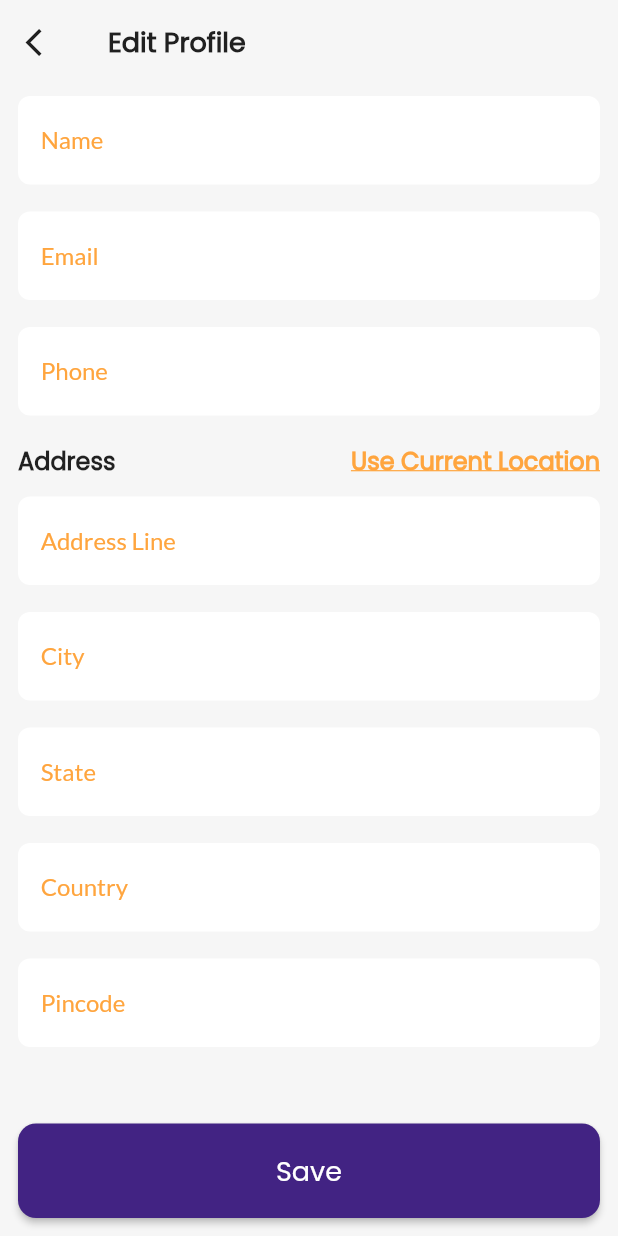
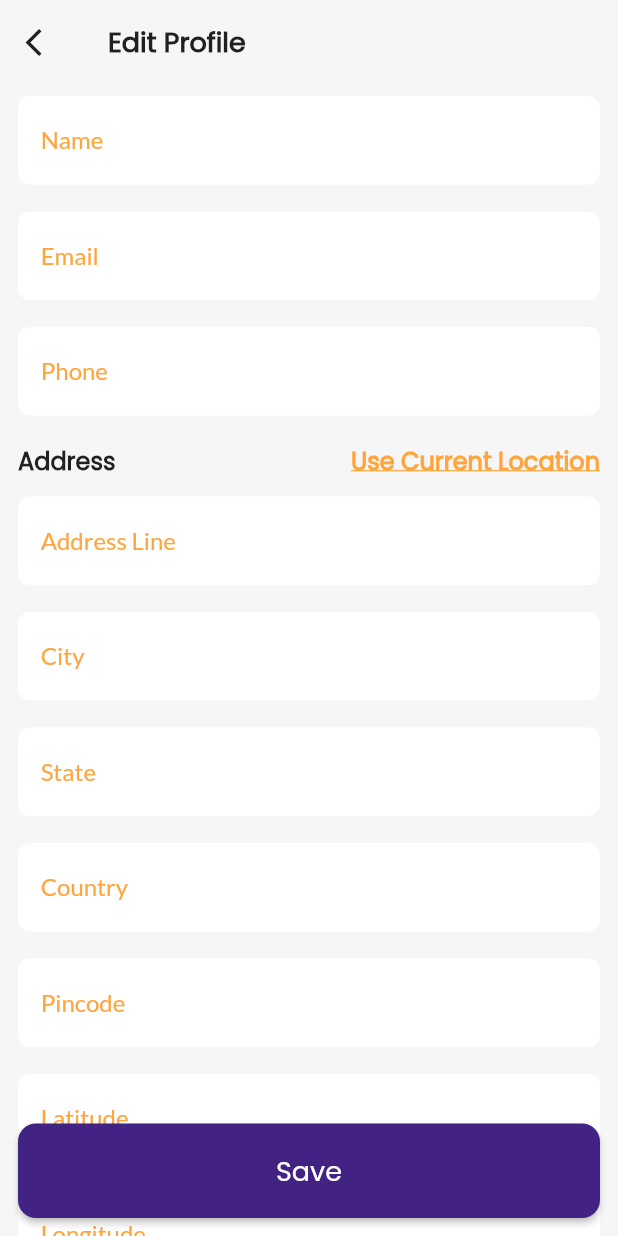
Before and after one commit to deepak252/pet-adopt-find-frontend, a Flutter app: the EditUserProfileScreen screen opened directly, on a phone screen of 412 x 824 dp. Run offline on Flutter 3.47's test engine with Material 2 defaults, Android fonts, the phone set to English and light mode, and no system bars; our stand-ins replace awesome_notifications, cached_network_image, carousel_slider, firebase_core, firebase_messaging, firebase_storage and 8 more; accounts and stored records are empty; network calls fail; statements that could not run were skipped.

Commit message:
Edit user address, bugs fix

```diff
--- a/lib/models/address.dart
+++ b/lib/models/address.dart
@@ -2,28 +2,34 @@
 
 class Address {
     Address({
-      required this.addressId,
+      this.addressId,
       this.addressLine,
       this.city,
       this.state,
       this.pincode,
-      this.coordinates,
+      this.country,
+      this.latitude,
+      this.longitude
     });
 
-    int addressId;
+    int? addressId;
     String? addressLine;
     String? city;
     String? state;
+    String? country;
     String? pincode;
-    String? coordinates;
+    double? latitude;
+    double? longitude;
 
     factory Address.fromJson(Map<String, dynamic> json) => Address(
         addressId: json["addressId"],
         addressLine: json["addressLine"],
         city: json["city"],
         state: json["state"],
+        country: json["country"],
         pincode: json["pincode"],
-        coordinates: json["coordinates"],
+        latitude: double.tryParse(json["latitude"]),
+        longitude: double.tryParse(json["longitude"]),
     );
 
     Map<String, dynamic> toJson() => {
@@ -31,7 +37,9 @@ class Address {
         "addressLine": addressLine,
         "city": city,
         "state": state,
+        "country": country,
         "pincode": pincode,
-        "coordinates": coordinates,
+        "latitude": latitude,
+        "longitude": longitude,
     };
 }
--- a/lib/models/location.dart
+++ b/lib/models/location.dart
@@ -6,8 +6,8 @@ class LocationModel {
   final String? city;
   final String? country;
   final String? pincode;
-  final double? longitude;
-  final double? latitude;
+  final double longitude;
+  final double latitude;
 
   LocationModel({
     this.name,
@@ -16,7 +16,7 @@ class LocationModel {
     this.city,
     this.country,
     this.pincode,
-    this.longitude,
-    this.latitude
+    required this.longitude,
+    required this.latitude
   });
 }
--- a/lib/models/user.dart
+++ b/lib/models/user.dart
@@ -1,3 +1,6 @@
+import 'dart:convert';
+import 'package:adopt_us/models/address.dart';
+
 class User {
   final int userId;
   String? token;
@@ -6,6 +9,7 @@ class User {
   String? mobile;
   String? profilePic;
   String? fcmToken;
+  Address? address;
   DateTime? createdAt;
   DateTime? updatedAt;
 
@@ -17,6 +21,7 @@ class User {
     this.mobile,
     this.profilePic,
     this.fcmToken,
+    this.address,
     this.createdAt,
     this.updatedAt,
   });
@@ -29,6 +34,9 @@ class User {
     mobile: json["mobile"],
     profilePic: json["profilePic"],
     fcmToken: json["fcmToken"],
+    address: json["address"]!=null
+    ? Address.fromJson(jsonDecode(json["address"]))
+    : null,
     createdAt: DateTime.tryParse(json["createdAt"]??''),
     updatedAt: DateTime.tryParse(json["updatedAt"]??''),
   );
@@ -41,6 +49,7 @@ class User {
     "mobile": mobile,
     "profilePic": profilePic,
     "fcmToken": fcmToken,
+    "address": address?.toJson(),
     "createdAt": createdAt?.toIso8601String(),
     "updatedAt": updatedAt?.toIso8601String(),
   };
@@ -53,6 +62,7 @@ class User {
     String? mobile,
     String? profilePic,
     String? fcmToken,
+    Address? address,
     DateTime? createdAt,
     DateTime? updatedAt,
   }) {
@@ -64,6 +74,7 @@ class User {
       mobile: mobile ?? this.mobile,
       profilePic: profilePic ?? this.profilePic,
       fcmToken: fcmToken ?? this.fcmToken,
+      address: address ?? this.address,
       createdAt: createdAt ?? this.createdAt,
       updatedAt: updatedAt ?? this.updatedAt,
     );
--- a/lib/screens/profile/edit_user_profile_screen.dart
+++ b/lib/screens/profile/edit_user_profile_screen.dart
@@ -31,6 +31,8 @@ class _EditUserProfileScreenState
   final TextEditingController _stateController = TextEditingController();
   final TextEditingController _pincodeController = TextEditingController();
   final TextEditingController _countryController = TextEditingController();
+  final TextEditingController _latController = TextEditingController();
+  final TextEditingController _lngController = TextEditingController();
 
   final _userController =Get.put(UserController());
 
@@ -46,9 +48,20 @@ class _EditUserProfileScreenState
   }
 
   void initControllers() {
-    _nameController.text = _userController.user?.fullName??'';
-    _phoneController.text = _userController.user?.mobile??'';
-    _emailController.text = _userController.user?.email??'';
+    final user = _userController.user!;
+    _nameController.text = user.fullName??'';
+    _phoneController.text = user.mobile??'';
+    _emailController.text = user.email??'';
+
+    if(user.address!=null){
+      _addrLineController.text = user.address?.addressLine??"";
+      _cityController.text = user.address?.city??"";
+      _stateController.text = user.address?.state??"";
+      _pincodeController.text = user.address?.pincode??"";
+      _countryController.text = user.address?.country??"";
+      _latController.text = user.address?.latitude?.toString()??"";
+      _lngController.text = user.address?.longitude?.toString()??"";
+    }
 
     // _nameController.selection = TextSelection.fromPosition(
     //     TextPosition(offset: _nameController.text.length));
@@ -68,6 +81,8 @@ class _EditUserProfileScreenState
     _stateController.dispose();
     _pincodeController.dispose();
     _countryController.dispose();
+    _latController.dispose();
+    _lngController.dispose();
     super.dispose();
   }
 
@@ -120,7 +135,14 @@ class _EditUserProfileScreenState
               bool result = await _userController.updateProfile({
                 "fullName" : _nameController.text,
                 "email" : _emailController.text,
-                "mobile" : _phoneController.text
+                "mobile" : _phoneController.text,
+                "addressLine" : _addrLineController.text,
+                "city" : _cityController.text,
+                "state" : _stateController.text,
+                "country" : _countryController.text,
+                "pincode" : _pincodeController.text,
+                "latitude" : double.parse(_latController.text),
+                "longitude" : double.parse(_latController.text),
               });
               if(mounted){
                 Navigator.pop(context); //Dismiss loading indicator
@@ -186,6 +208,8 @@ class _EditUserProfileScreenState
                         _stateController.text=location.state??'';
                         _countryController.text=location.country??'';
                         _pincodeController.text=location.pincode??'';
+                        _latController.text=location.latitude.toStringAsFixed(4);
+                        _lngController.text=location.longitude.toStringAsFixed(4);
                       });
 
                     }
@@ -241,6 +265,22 @@ class _EditUserProfileScreenState
               FilteringTextInputFormatter.digitsOnly
             ],
           ),
+          const SizedBox(height: 18,),
+          CustomTextField(
+            controller: _latController,
+            hintText: " Latitude",
+            validator: TextValidator.requiredText,
+            keyboardType: TextInputType.number,
+
+          ),
+          const SizedBox(height: 18,),
+          CustomTextField(
+            controller: _lngController,
+            hintText: " Longitude",
+            validator: TextValidator.requiredText,
+            keyboardType: TextInputType.number,
+
+          ),
 
         ],
       ),
--- a/pubspec.yaml
+++ b/pubspec.yaml
@@ -57,6 +57,7 @@ dependencies:
 
   geolocator: ^9.0.2
   geocoding: ^2.0.5
+  socket_io_client: ^2.0.1
 
 
 dev_dependencies:
```
Also changed, not shown: lib/config/api_path.dart (+15 -15 lines), lib/screens/profile/user_profile_screen.dart (+24 -1 lines), lib/services/chat_socket.dart (added, +132 -0 lines), lib/services/location_utils.dart (+93 -16 lines), pubspec.lock.
